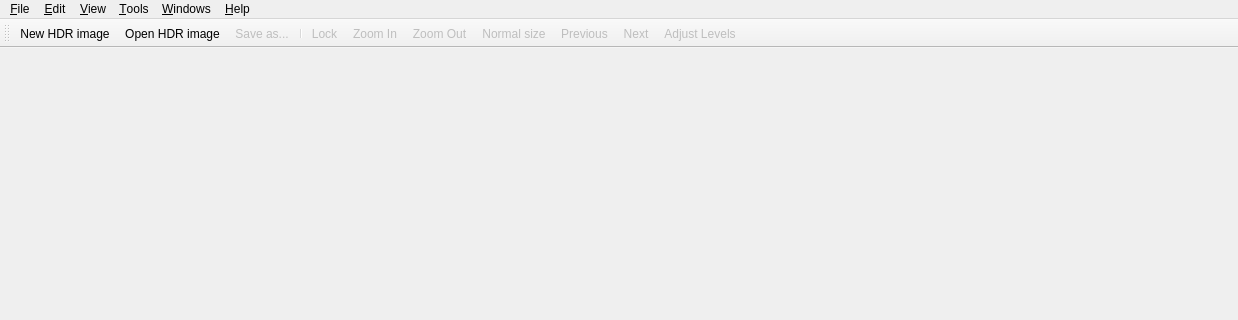
First picture: the form in forms/MainWindow.ui, repository LuminanceHDR/LuminanceHDR, before the edit; both pictures show x 0 to 1238 and y 0 to 320 of the 1238 by 756 pixel window.
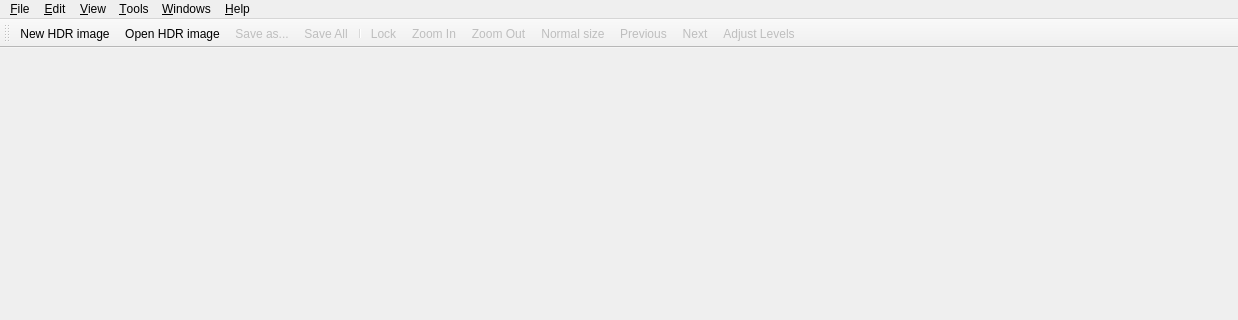
Second picture: the form after the edit. Icons and pictures are not drawn.

Commit message: [MainWindow]: Restored "Save All" functionality, it saves all LDRs with predefined names in JPEG format with 100% quality. 	      Restored predefined LDR names based on operators settings in "Save As.."

What changed in the file:
```diff
--- a/forms/MainWindow.ui
+++ b/forms/MainWindow.ui
@@ -154,6 +154,7 @@
    <addaction name="fileNewAction"/>
    <addaction name="fileOpenAction"/>
    <addaction name="fileSaveAsAction"/>
+   <addaction name="fileSaveAllAction"/>
    <addaction name="separator"/>
    <addaction name="actionLock"/>
    <addaction name="zoomInAct"/>
@@ -958,6 +959,21 @@
     <string>Ctrl+L</string>
    </property>
   </action>
+  <action name="fileSaveAllAction">
+   <property name="enabled">
+    <bool>false</bool>
+   </property>
+   <property name="icon">
+    <iconset resource="../icons.qrc">
+     <normaloff>:/new/prefix1/images/filesaveall.png</normaloff>:/new/prefix1/images/filesaveall.png</iconset>
+   </property>
+   <property name="text">
+    <string>Save All</string>
+   </property>
+   <property name="toolTip">
+    <string>Save All LDR files</string>
+   </property>
+  </action>
  </widget>
  <resources>
   <include location="../icons.qrc"/>
```
The commit also changes 2 other files.
